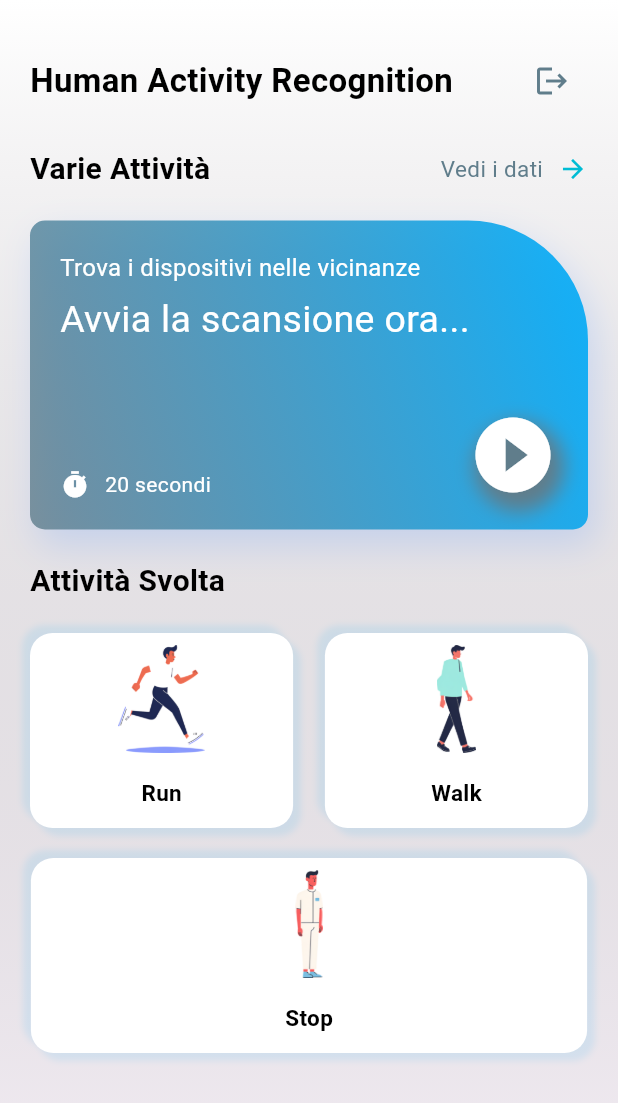
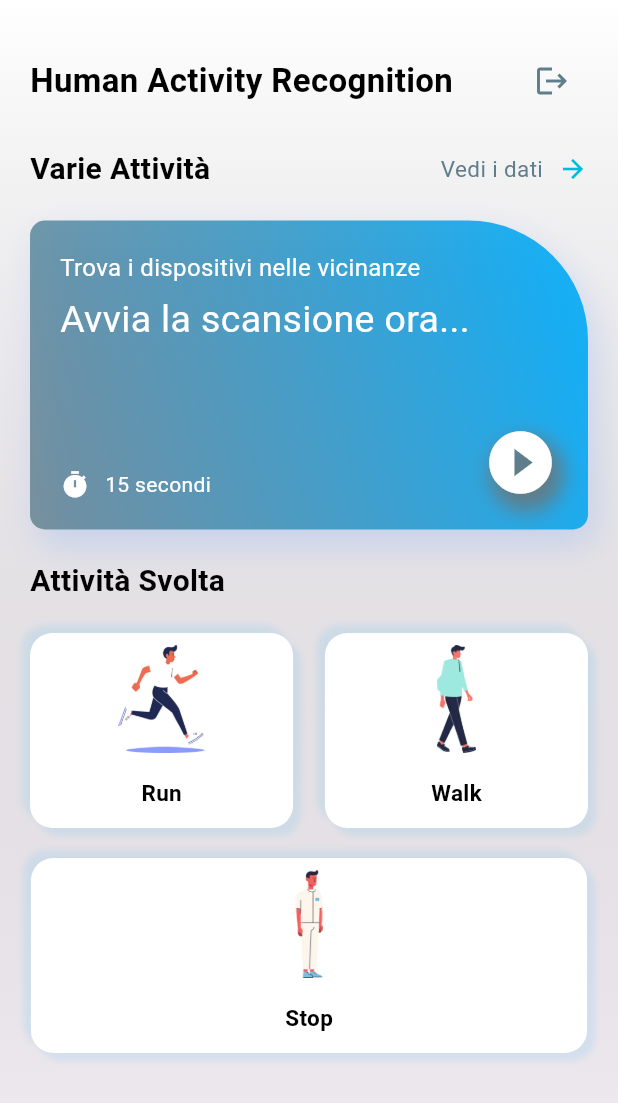
Before and after one commit to Sam100801/HAR_IoT_MigliettaDurante, a Flutter app: the Homepage screen opened directly, on a phone screen of 412 x 824 dp. Shown: the top 1103 px of the screen. Run offline on Flutter 3.47's test engine with Material 3 defaults, Android fonts, the light colour scheme and no system bars; our stand-ins replace firebase_auth, firebase_core, flutter_blue, get, icons_plus, permission_handler and 1 more; accounts and stored records are empty.

Commit message:
modifica snackbar signin e durata scansione bluetooth

```diff
--- a/lib/screens/Homepage.dart
+++ b/lib/screens/Homepage.dart
@@ -196,7 +196,7 @@ class _HomepageState extends State<Homepage> {
                             ),
                             SizedBox(width: 10),
                             Text(
-                              "20 secondi",
+                              "15 secondi",
                               style: TextStyle(
                                 fontSize: 14,
                                 color: Colors.white,
@@ -228,7 +228,7 @@ class _HomepageState extends State<Homepage> {
                             child: Icon(
                               Icons.play_circle_fill,
                               color: Colors.white,
-                              size: 60,
+                              size: 50,
                             ),
                           ),
                         ),
--- a/lib/screens/signin_screen.dart
+++ b/lib/screens/signin_screen.dart
@@ -210,6 +210,7 @@ class _SignInScreenState extends State<SignInScreen> {
                                 ScaffoldMessenger.of(context).showSnackBar(
                                   const SnackBar(
                                     content: Text('Benvenuto!'),
+                                    duration: Duration(seconds: 1),
                                   ),
                                 );
                               }).catchError((error) {
```
